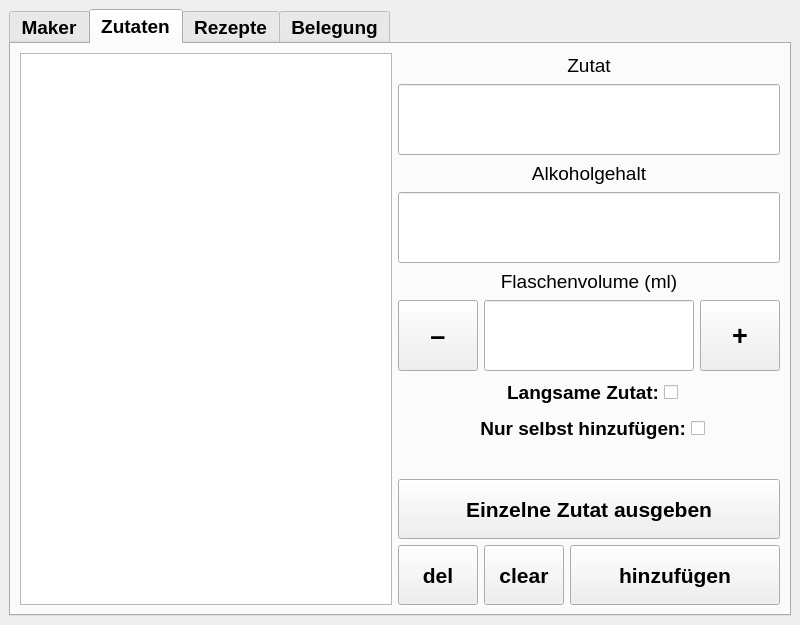
The window that src/ui_elements/cocktailmanager.ui (AndreWohnsland/CocktailBerry) describes before a commit, drawn with Qt 5.
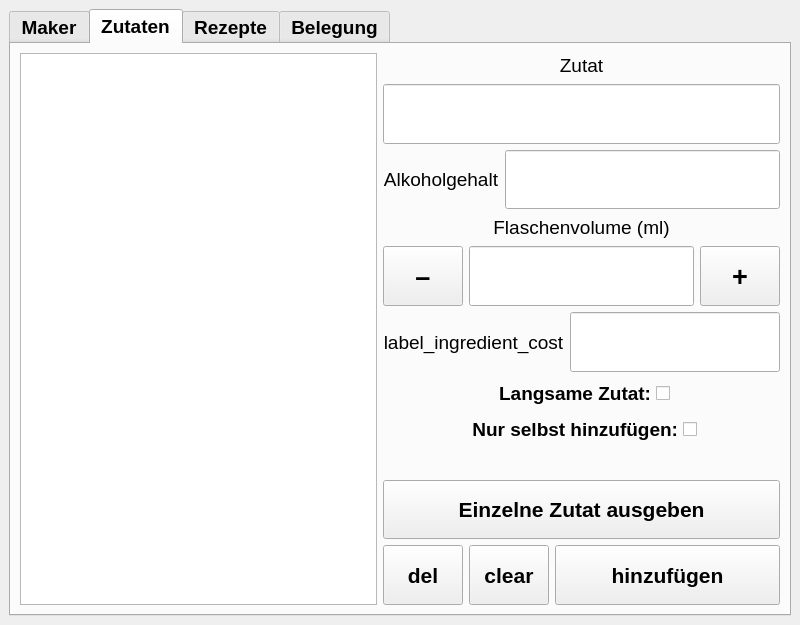
The same window after the commit. The open tabs and pages were chosen to show the change. Custom widgets are drawn as their Qt base class.

Commit message: Add cost option to ingredient

Diff of the .ui file:
```diff
--- a/src/ui_elements/cocktailmanager.ui
+++ b/src/ui_elements/cocktailmanager.ui
@@ -970,37 +970,8 @@
          </widget>
         </item>
         <item>
-         <layout class="QGridLayout" name="gridLayout_6">
-          <item row="10" column="0">
-           <widget class="QPushButton" name="PBZdelete">
-            <property name="minimumSize">
-             <size>
-              <width>0</width>
-              <height>40</height>
-             </size>
-            </property>
-            <property name="maximumSize">
-             <size>
-              <width>80</width>
-              <height>60</height>
-             </size>
-            </property>
-            <property name="font">
-             <font>
-              <pointsize>16</pointsize>
-              <weight>75</weight>
-              <bold>true</bold>
-             </font>
-            </property>
-            <property name="text">
-             <string>del</string>
-            </property>
-            <property name="cssClass" stdset="0">
-             <string>btn-inverted destructive</string>
-            </property>
-           </widget>
-          </item>
-          <item row="7" column="0" colspan="4">
+         <layout class="QGridLayout" name="gridLayout_6" rowstretch="0,0,0,0,0,0,0,0,0,0,0,0" rowminimumheight="0,0,0,0,0,0,0,0,0,0,0,0">
+          <item row="8" column="0" colspan="4">
            <layout class="QHBoxLayout" name="horizontalLayout_24">
             <item>
              <spacer name="horizontalSpacer">
@@ -1065,33 +1036,36 @@
             </item>
            </layout>
           </item>
-          <item row="0" column="0" colspan="4">
-           <widget class="QLabel" name="LIngredient">
+          <item row="11" column="0">
+           <widget class="QPushButton" name="PBZdelete">
+            <property name="minimumSize">
+             <size>
+              <width>0</width>
+              <height>40</height>
+             </size>
+            </property>
             <property name="maximumSize">
              <size>
-              <width>16777215</width>
-              <height>25</height>
+              <width>80</width>
+              <height>60</height>
              </size>
             </property>
             <property name="font">
              <font>
-              <pointsize>14</pointsize>
-              <weight>50</weight>
-              <bold>false</bold>
+              <pointsize>16</pointsize>
+              <weight>75</weight>
+              <bold>true</bold>
              </font>
             </property>
             <property name="text">
-             <string>Zutat</string>
-            </property>
-            <property name="alignment">
-             <set>Qt::AlignCenter</set>
+             <string>del</string>
             </property>
             <property name="cssClass" stdset="0">
              <string/>
             </property>
            </widget>
           </item>
-          <item row="10" column="2" colspan="2">
+          <item row="11" column="2" colspan="2">
            <widget class="QPushButton" name="PBZutathinzu">
             <property name="minimumSize">
              <size>
@@ -1120,7 +1094,7 @@
             </property>
            </widget>
           </item>
-          <item row="8" column="0" colspan="4">
+          <item row="9" column="0" colspan="4">
            <spacer name="verticalSpacer_17">
             <property name="orientation">
              <enum>Qt::Vertical</enum>
@@ -1136,27 +1110,24 @@
             </property>
            </spacer>
           </item>
-          <item row="3" column="0" colspan="4">
-           <widget class="ClickableLineEdit" name="LEGehaltRezept">
-            <property name="minimumSize">
-             <size>
-              <width>0</width>
-              <height>30</height>
-             </size>
-            </property>
+          <item row="0" column="0" colspan="4">
+           <widget class="QLabel" name="LIngredient">
             <property name="maximumSize">
              <size>
               <width>16777215</width>
-              <height>100</height>
+              <height>25</height>
              </size>
             </property>
             <property name="font">
              <font>
-              <pointsize>16</pointsize>
-              <weight>75</weight>
-              <bold>true</bold>
+              <pointsize>14</pointsize>
+              <weight>50</weight>
+              <bold>false</bold>
              </font>
             </property>
+            <property name="text">
+             <string>Zutat</string>
+            </property>
             <property name="alignment">
              <set>Qt::AlignCenter</set>
             </property>
@@ -1279,61 +1250,6 @@
             </property>
            </widget>
           </item>
-          <item row="2" column="0" colspan="4">
-           <widget class="QLabel" name="LAlcoholLevel">
-            <property name="maximumSize">
-             <size>
-              <width>16777215</width>
-              <height>25</height>
-             </size>
-            </property>
-            <property name="font">
-             <font>
-              <pointsize>14</pointsize>
-              <weight>50</weight>
-              <bold>false</bold>
-             </font>
-            </property>
-            <property name="text">
-             <string>Alkoholgehalt</string>
-            </property>
-            <property name="alignment">
-             <set>Qt::AlignCenter</set>
-            </property>
-            <property name="cssClass" stdset="0">
-             <string/>
-            </property>
-           </widget>
-          </item>
-          <item row="9" column="0" colspan="4">
-           <widget class="QPushButton" name="PBZeinzelnd">
-            <property name="minimumSize">
-             <size>
-              <width>0</width>
-              <height>40</height>
-             </size>
-            </property>
-            <property name="maximumSize">
-             <size>
-              <width>16777215</width>
-              <height>60</height>
-             </size>
-            </property>
-            <property name="font">
-             <font>
-              <pointsize>16</pointsize>
-              <weight>75</weight>
-              <bold>true</bold>
-             </font>
-            </property>
-            <property name="text">
-             <string>Einzelne Zutat ausgeben</string>
-            </property>
-            <property name="cssClass" stdset="0">
-             <string/>
-            </property>
-           </widget>
-          </item>
           <item row="4" column="0" colspan="4">
            <widget class="QLabel" name="LBottleVolume">
             <property name="maximumSize">
@@ -1360,7 +1276,101 @@
             </property>
            </widget>
           </item>
-          <item row="10" column="1">
+          <item row="10" column="0" colspan="4">
+           <widget class="QPushButton" name="PBZeinzelnd">
+            <property name="minimumSize">
+             <size>
+              <width>0</width>
+              <height>40</height>
+             </size>
+            </property>
+            <property name="maximumSize">
+             <size>
+              <width>16777215</width>
+              <height>60</height>
+             </size>
+            </property>
+            <property name="font">
+             <font>
+              <pointsize>16</pointsize>
+              <weight>75</weight>
+              <bold>true</bold>
+             </font>
+            </property>
+            <property name="text">
+             <string>Einzelne Zutat ausgeben</string>
+            </property>
+            <property name="cssClass" stdset="0">
+             <string/>
+            </property>
+           </widget>
+          </item>
+          <item row="7" column="0" colspan="4">
+           <layout class="QHBoxLayout" name="horizontalLayout_26">
+            <item>
+             <spacer name="horizontalSpacer_5">
+              <property name="orientation">
+               <enum>Qt::Horizontal</enum>
+              </property>
+              <property name="sizeHint" stdset="0">
+               <size>
+                <width>40</width>
+                <height>20</height>
+               </size>
+              </property>
+             </spacer>
+            </item>
+            <item>
+             <widget class="QCheckBox" name="check_slow_ingredient">
+              <property name="maximumSize">
+               <size>
+                <width>800</width>
+                <height>30</height>
+               </size>
+              </property>
+              <property name="font">
+               <font>
+                <pointsize>14</pointsize>
+                <weight>75</weight>
+                <bold>true</bold>
+               </font>
+              </property>
+              <property name="layoutDirection">
+               <enum>Qt::RightToLeft</enum>
+              </property>
+              <property name="text">
+               <string>Langsame Zutat:</string>
+              </property>
+              <property name="iconSize">
+               <size>
+                <width>50</width>
+                <height>50</height>
+               </size>
+              </property>
+              <property name="tristate">
+               <bool>false</bool>
+              </property>
+              <property name="cssClass" stdset="0">
+               <string>bold center</string>
+              </property>
+             </widget>
+            </item>
+            <item>
+             <spacer name="horizontalSpacer_6">
+              <property name="orientation">
+               <enum>Qt::Horizontal</enum>
+              </property>
+              <property name="sizeHint" stdset="0">
+               <size>
+                <width>40</width>
+                <height>20</height>
+               </size>
+              </property>
+             </spacer>
+            </item>
+           </layout>
+          </item>
+          <item row="11" column="1">
            <widget class="QPushButton" name="PBZclear">
             <property name="minimumSize">
              <size>
@@ -1393,67 +1403,120 @@
            </widget>
           </item>
           <item row="6" column="0" colspan="4">
-           <layout class="QHBoxLayout" name="horizontalLayout_26">
+           <layout class="QHBoxLayout" name="horizontalLayout_8">
             <item>
-             <spacer name="horizontalSpacer_5">
-              <property name="orientation">
-               <enum>Qt::Horizontal</enum>
-              </property>
-              <property name="sizeHint" stdset="0">
+             <widget class="QLabel" name="label_ingredient_cost">
+              <property name="maximumSize">
                <size>
-                <width>40</width>
-                <height>20</height>
+                <width>16777215</width>
+                <height>100</height>
                </size>
               </property>
-             </spacer>
+              <property name="font">
+               <font>
+                <pointsize>14</pointsize>
+                <weight>50</weight>
+                <bold>false</bold>
+               </font>
+              </property>
+              <property name="text">
+               <string>label_ingredient_cost</string>
+              </property>
+              <property name="alignment">
+               <set>Qt::AlignCenter</set>
+              </property>
+              <property name="cssClass" stdset="0">
+               <string/>
+              </property>
+             </widget>
             </item>
             <item>
-             <widget class="QCheckBox" name="check_slow_ingredient">
-              <property name="maximumSize">
+             <widget class="ClickableLineEdit" name="line_edit_ingredient_cost">
+              <property name="minimumSize">
                <size>
-                <width>800</width>
+                <width>0</width>
                 <height>30</height>
                </size>
               </property>
+              <property name="maximumSize">
+               <size>
+                <width>16777215</width>
+                <height>100</height>
+               </size>
+              </property>
               <property name="font">
                <font>
-                <pointsize>14</pointsize>
+                <pointsize>16</pointsize>
                 <weight>75</weight>
                 <bold>true</bold>
                </font>
               </property>
-              <property name="layoutDirection">
-               <enum>Qt::RightToLeft</enum>
+              <property name="alignment">
+               <set>Qt::AlignCenter</set>
               </property>
-              <property name="text">
-               <string>Langsame Zutat:</string>
+              <property name="cssClass" stdset="0">
+               <string>secondary bold</string>
               </property>
-              <property name="iconSize">
+             </widget>
+            </item>
+           </layout>
+          </item>
+          <item row="3" column="0" colspan="4">
+           <layout class="QHBoxLayout" name="horizontalLayout_10">
+            <item>
+             <widget class="QLabel" name="LAlcoholLevel">
+              <property name="maximumSize">
                <size>
-                <width>50</width>
-                <height>50</height>
+                <width>16777215</width>
+                <height>100</height>
                </size>
               </property>
-              <property name="tristate">
-               <bool>false</bool>
+              <property name="font">
+               <font>
+                <pointsize>14</pointsize>
+                <weight>50</weight>
+                <bold>false</bold>
+               </font>
               </property>
+              <property name="text">
+               <string>Alkoholgehalt</string>
+              </property>
+              <property name="alignment">
+               <set>Qt::AlignCenter</set>
+              </property>
               <property name="cssClass" stdset="0">
                <string>bold center</string>
               </property>
              </widget>
             </item>
             <item>
-             <spacer name="horizontalSpacer_6">
-              <property name="orientation">
-               <enum>Qt::Horizontal</enum>
+             <widget class="ClickableLineEdit" name="LEGehaltRezept">
+              <property name="minimumSize">
+               <size>
+                <width>0</width>
+                <height>30</height>
+               </size>
               </property>
-              <property name="sizeHint" stdset="0">
+              <property name="maximumSize">
                <size>
-                <width>40</width>
-                <height>20</height>
+                <width>16777215</width>
+                <height>100</height>
                </size>
               </property>
-             </spacer>
+              <property name="font">
+               <font>
+                <pointsize>16</pointsize>
+                <weight>75</weight>
+                <bold>true</bold>
+               </font>
+              </property>
+              <property name="alignment">
+               <set>Qt::AlignCenter</set>
+              </property>
+              <property name="cssClass" stdset="0">
+               <string>secondary bold</string>
+              </property>
+             </widget>
             </item>
            </layout>
           </item>
```
Left out of the diff: 6 changed lines with no effect on the pictures. The commit also changes 9 other files.
